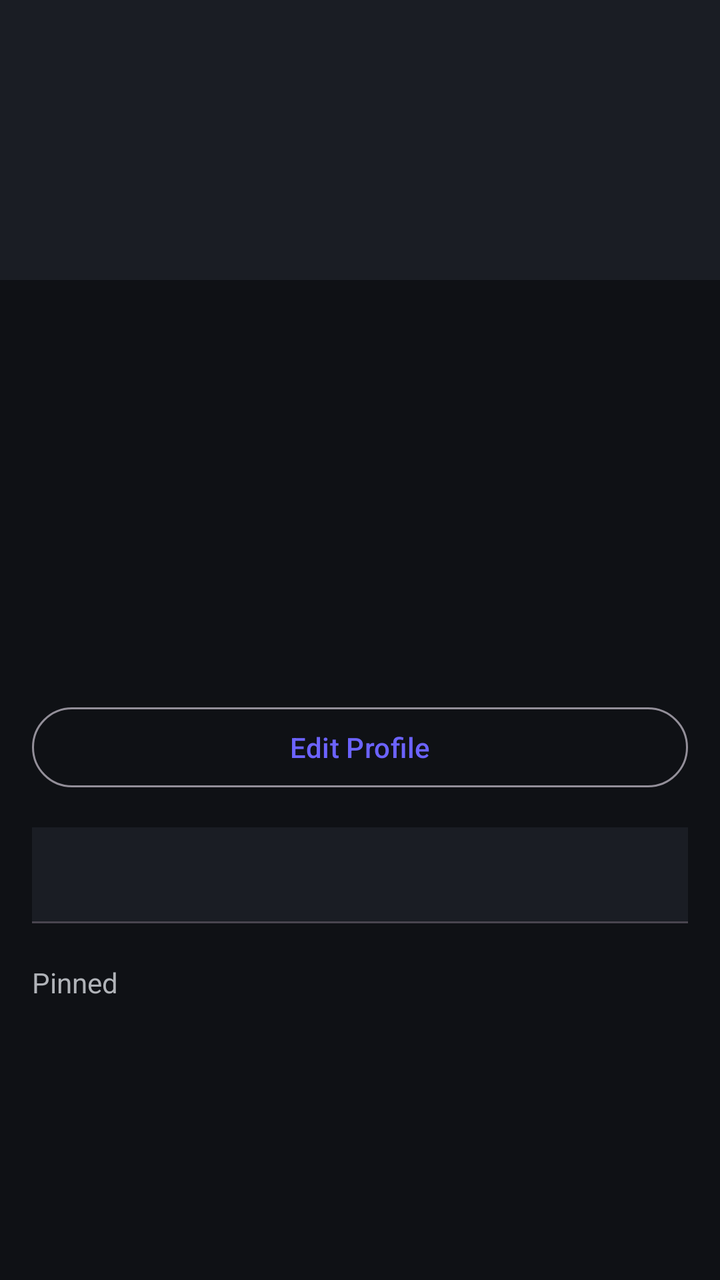
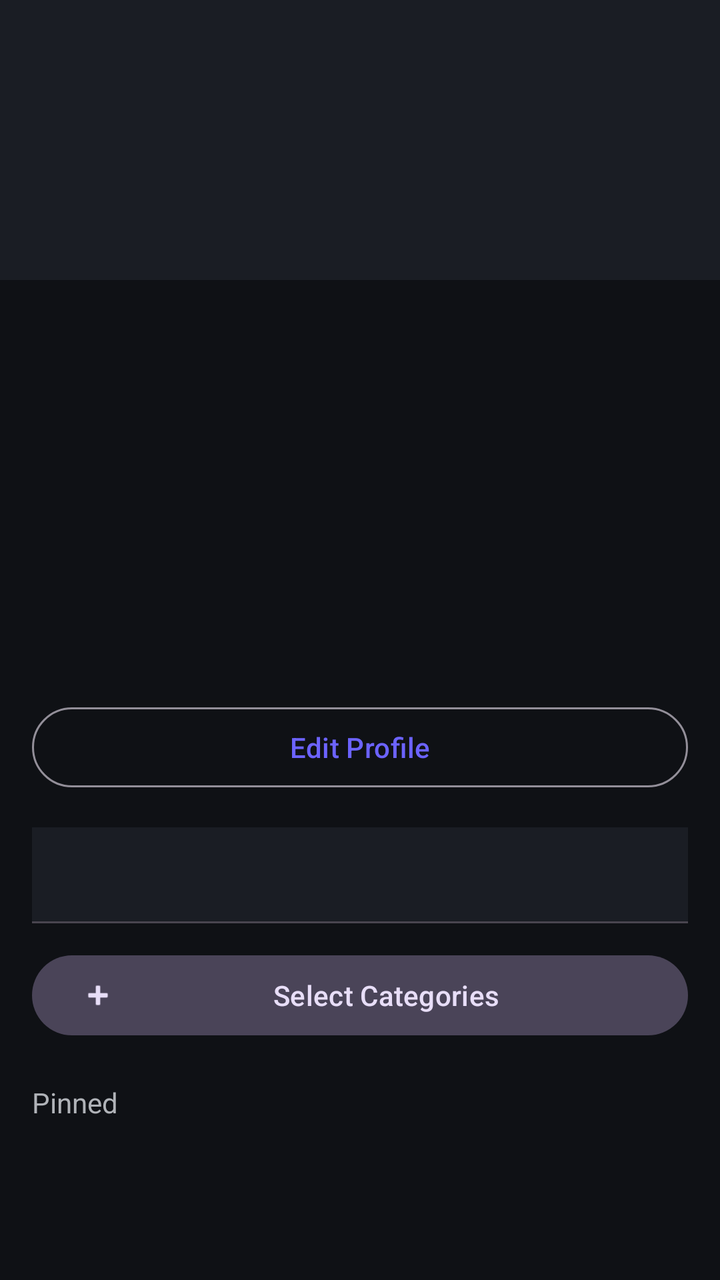

An Android layout rendered at two revisions. The XML below is the earlier revision; the diff shows what the commit changed to produce the second picture.
<!-- AndroidManifest.xml: application theme Theme.LifeOS -->
<!-- res/layout/fragment_profile.xml -->
<?xml version="1.0" encoding="utf-8"?>
<androidx.core.widget.NestedScrollView xmlns:android="http://schemas.android.com/apk/res/android"
    xmlns:app="http://schemas.android.com/apk/res-auto"
    android:layout_width="match_parent"
    android:layout_height="match_parent"
    android:background="@color/background">

    <LinearLayout
        android:layout_width="match_parent"
        android:layout_height="wrap_content"
        android:orientation="vertical">

        <ImageView
            android:id="@+id/imgCover"
            android:layout_width="match_parent"
            android:layout_height="140dp"
            android:background="@color/card_background"
            android:scaleType="centerCrop" />

        <LinearLayout
            android:layout_width="match_parent"
            android:layout_height="wrap_content"
            android:orientation="vertical"
            android:padding="16dp">

            <ImageView
                android:id="@+id/imgProfile"
                android:layout_width="80dp"
                android:layout_height="80dp"
                android:layout_marginTop="-40dp" />

            <TextView
                android:id="@+id/tvName"
                android:layout_width="wrap_content"
                android:layout_height="wrap_content"
                android:layout_marginTop="8dp"
                android:textColor="@color/text_primary"
                android:textSize="22sp"
                android:textStyle="bold" />

            <TextView
                android:id="@+id/tvUsername"
                android:layout_width="wrap_content"
                android:layout_height="wrap_content"
                android:textColor="@color/text_secondary" />

            <TextView
                android:id="@+id/tvBio"
                android:layout_width="match_parent"
                android:layout_height="wrap_content"
                android:layout_marginTop="8dp"
                android:textColor="@color/text_secondary" />

            <LinearLayout
                android:layout_width="match_parent"
                android:layout_height="wrap_content"
                android:layout_marginTop="12dp"
                android:orientation="horizontal">

                <TextView
                    android:id="@+id/tvXp"
                    android:layout_width="wrap_content"
                    android:layout_height="wrap_content"
                    android:textColor="@color/success"
                    android:textStyle="bold" />

                <TextView
                    android:id="@+id/tvLevel"
                    android:layout_width="wrap_content"
                    android:layout_height="wrap_content"
                    android:layout_marginStart="16dp"
                    android:textColor="@color/primary_accent"
                    android:textStyle="bold" />
            </LinearLayout>

            <LinearLayout
                android:layout_width="match_parent"
                android:layout_height="wrap_content"
                android:layout_marginTop="8dp"
                android:orientation="horizontal">

                <TextView
                    android:id="@+id/tvFollowers"
                    android:layout_width="wrap_content"
                    android:layout_height="wrap_content"
                    android:textColor="@color/text_secondary" />

                <TextView
                    android:id="@+id/tvFollowing"
                    android:layout_width="wrap_content"
                    android:layout_height="wrap_content"
                    android:layout_marginStart="24dp"
                    android:textColor="@color/text_secondary" />
            </LinearLayout>

            <com.google.android.material.button.MaterialButton
                android:id="@+id/btnEditProfile"
                style="@style/Widget.Material3.Button.OutlinedButton"
                android:layout_width="match_parent"
                android:layout_height="wrap_content"
                android:layout_marginTop="12dp"
                android:text="@string/edit_profile" />

            <com.google.android.material.tabs.TabLayout
                android:id="@+id/tabLayout"
                android:layout_width="match_parent"
                android:layout_height="wrap_content"
                android:layout_marginTop="16dp"
                app:tabMinWidth="120dp"
                app:tabMode="scrollable" />

            <androidx.recyclerview.widget.RecyclerView
                android:id="@+id/recyclerCategoryFilter"
                android:layout_width="match_parent"
                android:layout_height="wrap_content"
                android:layout_marginTop="8dp" />

            <TextView
                android:id="@+id/tvPinnedLabel"
                android:layout_width="wrap_content"
                android:layout_height="wrap_content"
                android:layout_marginTop="12dp"
                android:text="@string/pinned_posts"
                android:textColor="@color/text_secondary" />

            <androidx.recyclerview.widget.RecyclerView
                android:id="@+id/recyclerPinned"
                android:layout_width="match_parent"
                android:layout_height="120dp"
                android:layout_marginTop="8dp"
                android:orientation="horizontal" />

            <androidx.recyclerview.widget.RecyclerView
                android:id="@+id/recyclerPosts"
                android:layout_width="match_parent"
                android:layout_height="wrap_content"
                android:layout_marginTop="12dp"
                android:nestedScrollingEnabled="false" />
        </LinearLayout>
    </LinearLayout>
</androidx.core.widget.NestedScrollView>
<!-- resources referenced by this layout -->
<resources>
  <color name="background">#0F1115</color>
  <color name="card_background">#1A1D24</color>
  <color name="primary_accent">#6C63FF</color>
  <color name="success">#00C853</color>
  <color name="text_primary">#FFFFFF</color>
  <color name="text_secondary">#B0B3B8</color>
  <string name="edit_profile">Edit Profile</string>
  <string name="pinned_posts">Pinned</string>
  <style name="Theme.LifeOS" parent="Base.Theme.LifeOS" />
  <style name="Base.Theme.LifeOS" parent="Theme.Material3.Dark.NoActionBar">
          <item name="colorPrimary">@color/primary_accent</item>
          <item name="colorSecondary">@color/secondary_accent</item>
          <item name="android:colorBackground">@color/background</item>
          <item name="colorSurface">@color/card_background</item>
          <item name="android:textColorPrimary">@color/text_primary</item>
          <item name="android:textColorSecondary">@color/text_secondary</item>
          <item name="android:statusBarColor">@color/background</item>
          <item name="android:navigationBarColor">@color/background</item>
          <item name="materialButtonStyle">@style/Widget.LifeOS.Button</item>
          <item name="textInputStyle">@style/Widget.LifeOS.TextInput</item>
      </style>
  <color name="secondary_accent">#00D1FF</color>
  <style name="Widget.LifeOS.Button" parent="Widget.Material3.Button">
          <item name="cornerRadius">16dp</item>
          <item name="android:textAllCaps">false</item>
      </style>
  <style name="Widget.LifeOS.TextInput" parent="Widget.Material3.TextInputLayout.OutlinedBox">
          <item name="boxCornerRadiusTopStart">12dp</item>
          <item name="boxCornerRadiusTopEnd">12dp</item>
          <item name="boxCornerRadiusBottomStart">12dp</item>
          <item name="boxCornerRadiusBottomEnd">12dp</item>
      </style>
</resources>

<!-- the commit's change to res/layout/fragment_profile.xml (unified diff, before → after) -->
@@ -109,6 +109,15 @@
                 app:tabMinWidth="120dp"
                 app:tabMode="scrollable" />
 
+            <com.google.android.material.button.MaterialButton
+                android:id="@+id/btnSelectCategories"
+                style="@style/Widget.Material3.Button.TonalButton"
+                android:layout_width="match_parent"
+                android:layout_height="wrap_content"
+                android:layout_marginTop="12dp"
+                android:text="Select Categories"
+                app:icon="@android:drawable/ic_input_add" />
+
             <androidx.recyclerview.widget.RecyclerView
                 android:id="@+id/recyclerCategoryFilter"
                 android:layout_width="match_parent"
